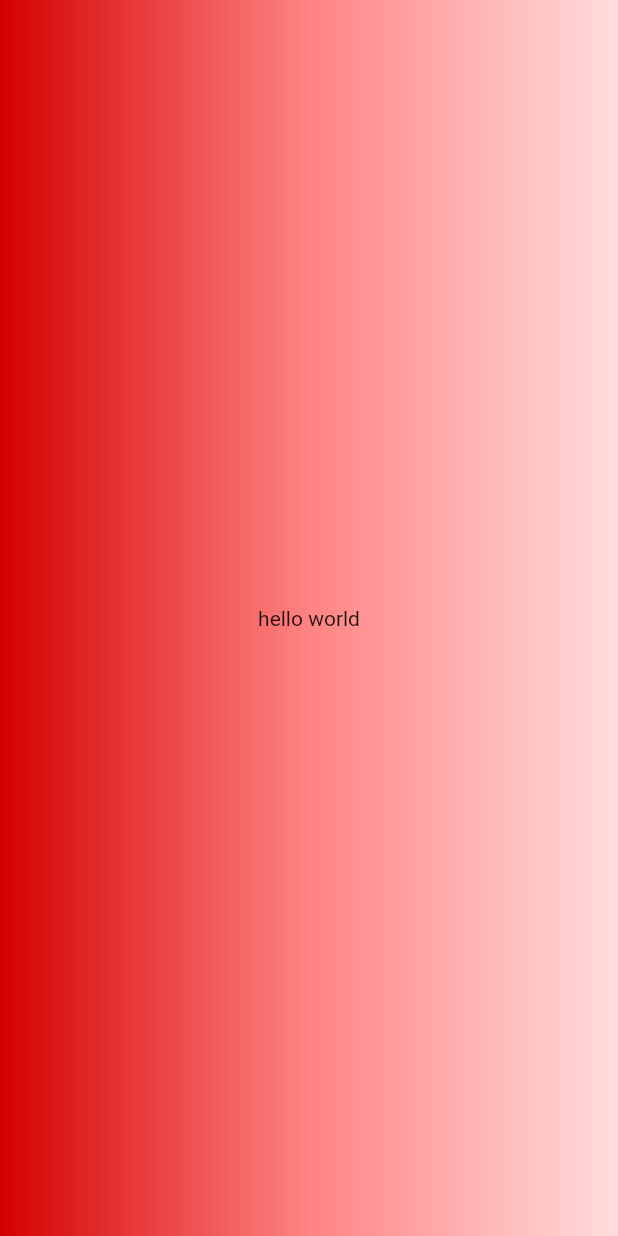
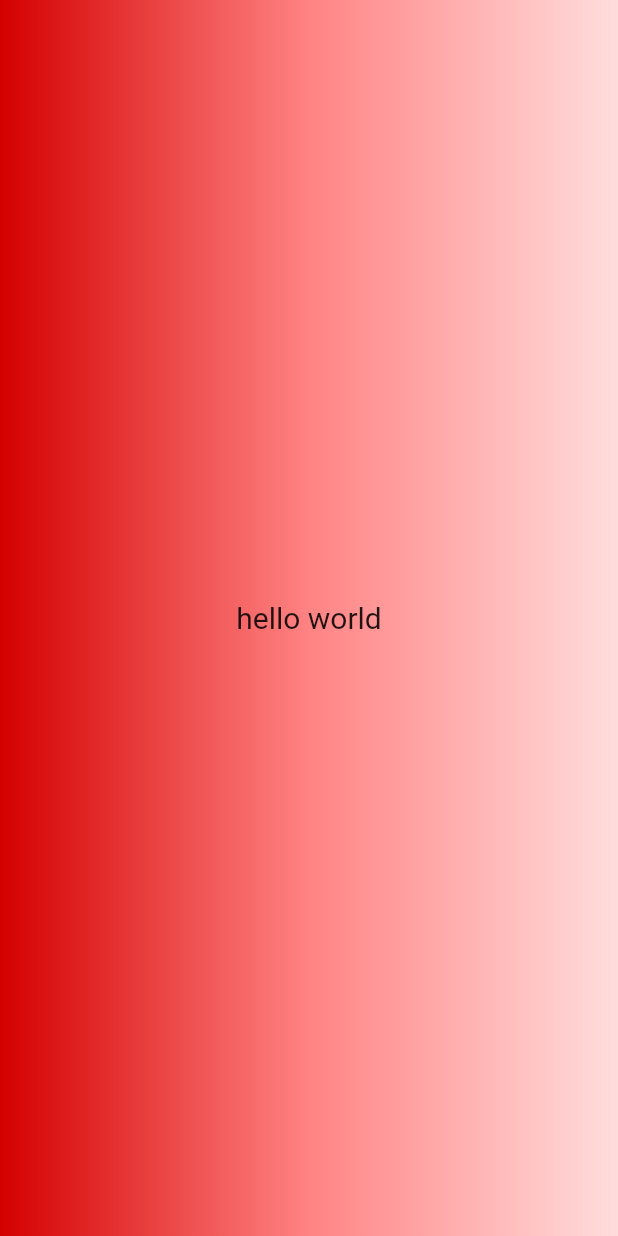
Before and after one commit to adhamalihassan/flutter-training, a Flutter app: the screen it shows after launch, on a phone screen of 412 x 824 dp. Run offline on Flutter 3.47's test engine with Material 2 defaults, Android fonts, the phone set to English and light mode, and no system bars.

Commit message:
split files and folders

```diff
--- /dev/null
+++ b/lib/gradient_container.dart
@@ -0,0 +1,25 @@
+import 'package:flutter/material.dart';
+
+class GradientContainer extends StatelessWidget {
+  const GradientContainer({super.key});
+  @override
+  Widget build(context) {
+    return Container(
+      decoration: const BoxDecoration(
+        gradient: LinearGradient(colors: [
+          Color.fromARGB(255, 212, 0, 0),
+          Color.fromARGB(255, 255, 131, 131),
+          Color.fromARGB(255, 255, 221, 221),
+        ]),
+      ),
+      child: const Center(
+        child: Text(
+          'hello world',
+          style: TextStyle(
+            fontSize: 20.0,
+          ),
+        ),
+      ),
+    );
+  }
+}
```
Also changed, not shown: lib/main.dart (+3 -13 lines).
